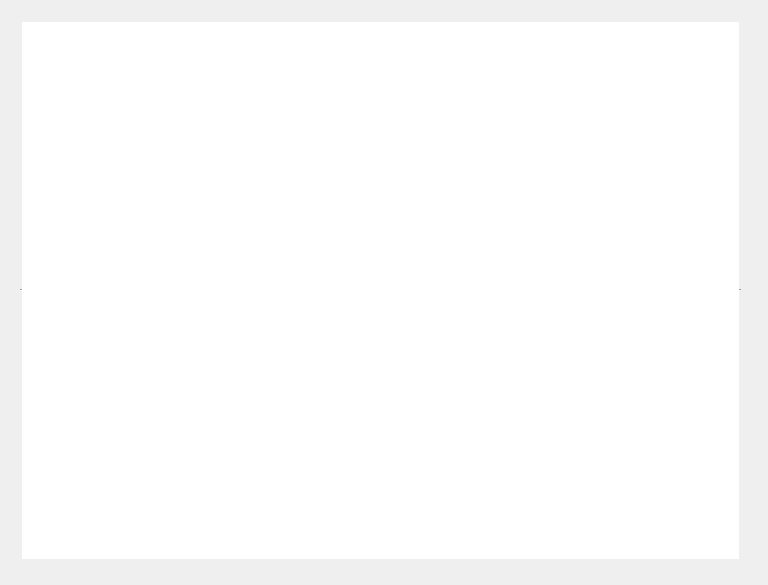
This is Desenvolvimento/Estoque.ui in diegost0015/TCC as Qt 5 draws it before an edit. The edited form follows.
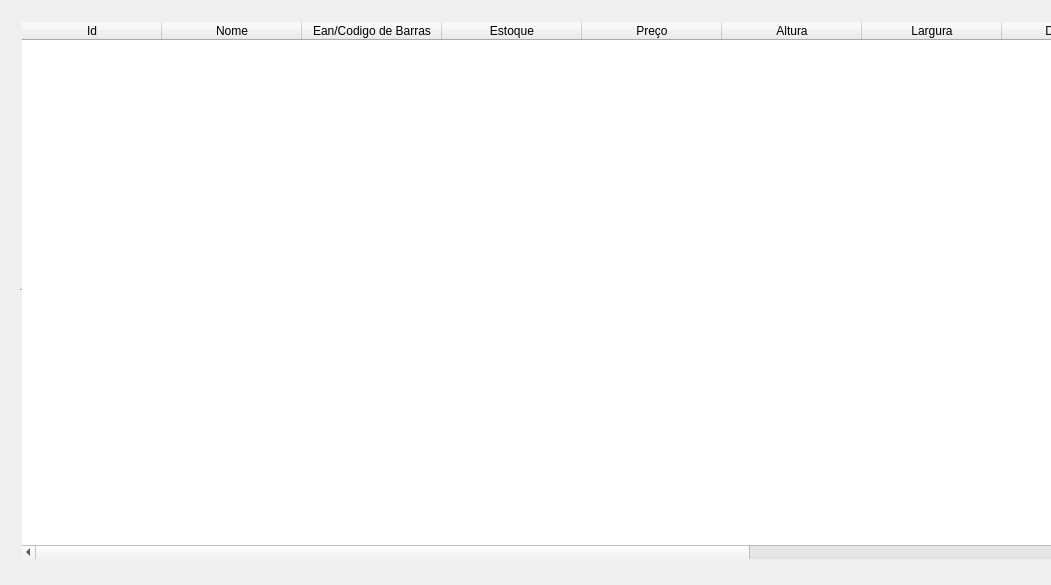
This is the edited form.

Patch:
```diff
--- a/Desenvolvimento/Estoque.ui
+++ b/Desenvolvimento/Estoque.ui
@@ -2,11 +2,14 @@
 <ui version="4.0">
  <class>Form</class>
  <widget class="QWidget" name="Form">
+  <property name="enabled">
+   <bool>true</bool>
+  </property>
   <property name="geometry">
    <rect>
     <x>0</x>
     <y>0</y>
-    <width>768</width>
+    <width>1051</width>
     <height>585</height>
    </rect>
   </property>
@@ -18,19 +21,69 @@
     <rect>
      <x>20</x>
      <y>20</y>
-     <width>721</width>
+     <width>1051</width>
      <height>541</height>
     </rect>
    </property>
    <property name="frameShape">
     <enum>QFrame::HLine</enum>
    </property>
-   <attribute name="horizontalHeaderVisible">
-    <bool>false</bool>
+   <attribute name="horizontalHeaderDefaultSectionSize">
+    <number>140</number>
    </attribute>
    <attribute name="verticalHeaderVisible">
     <bool>false</bool>
    </attribute>
+   <column>
+    <property name="text">
+     <string>Id</string>
+    </property>
+   </column>
+   <column>
+    <property name="text">
+     <string>Nome</string>
+    </property>
+   </column>
+   <column>
+    <property name="text">
+     <string>Ean/Codigo de Barras</string>
+    </property>
+   </column>
+   <column>
+    <property name="text">
+     <string>Estoque</string>
+    </property>
+   </column>
+   <column>
+    <property name="text">
+     <string>Preço</string>
+    </property>
+   </column>
+   <column>
+    <property name="text">
+     <string>Altura</string>
+    </property>
+   </column>
+   <column>
+    <property name="text">
+     <string>Largura</string>
+    </property>
+   </column>
+   <column>
+    <property name="text">
+     <string>Descrição</string>
+    </property>
+   </column>
+   <column>
+    <property name="text">
+     <string/>
+    </property>
+   </column>
+   <column>
+    <property name="text">
+     <string/>
+    </property>
+   </column>
   </widget>
  </widget>
  <resources/>
```
